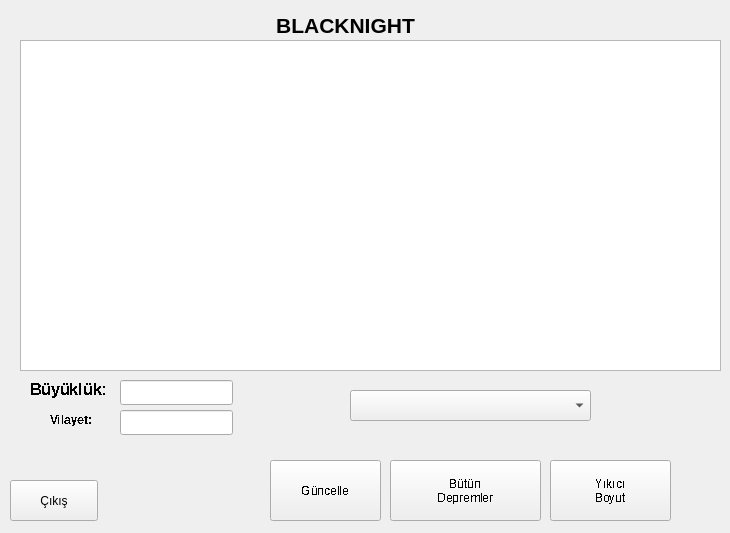
This is untitled.ui in Cancanakon/bn1projects as Qt 5 draws it before an edit. The edited form follows.
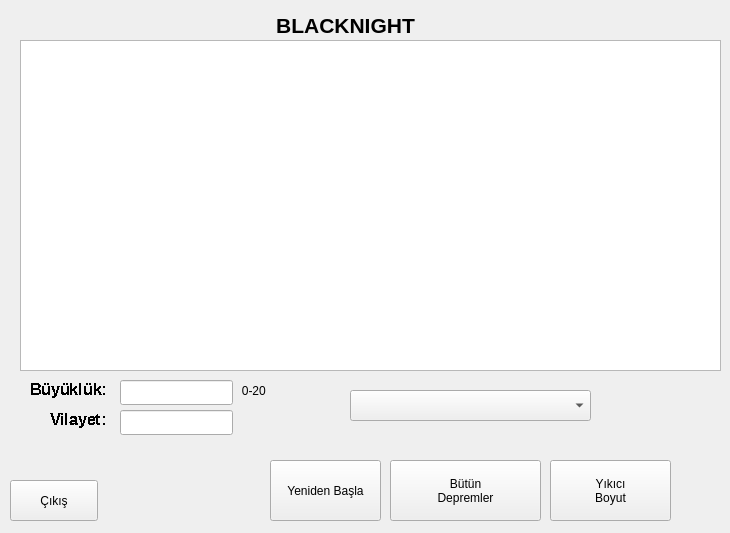
This is the edited form. Icons and pictures are not drawn.

```diff
--- a/untitled.ui
+++ b/untitled.ui
@@ -12,19 +12,19 @@
   </property>
   <property name="minimumSize">
    <size>
-    <width>600</width>
-    <height>400</height>
+    <width>730</width>
+    <height>533</height>
    </size>
   </property>
   <property name="maximumSize">
    <size>
-    <width>800</width>
-    <height>600</height>
+    <width>730</width>
+    <height>533</height>
    </size>
   </property>
   <property name="font">
    <font>
-    <stylestrategy>NoAntialias</stylestrategy>
+    <stylestrategy>PreferAntialias</stylestrategy>
    </font>
   </property>
   <property name="windowTitle">
@@ -40,7 +40,7 @@
     </rect>
    </property>
    <property name="text">
-    <string>Güncelle</string>
+    <string>Yeniden Başla</string>
    </property>
    <property name="icon">
     <iconset>
@@ -221,6 +221,7 @@
    </property>
    <property name="font">
     <font>
+     <pointsize>12</pointsize>
      <weight>75</weight>
      <bold>true</bold>
      <stylestrategy>NoAntialias</stylestrategy>
@@ -248,6 +249,27 @@
      <width>241</width>
      <height>31</height>
     </rect>
+   </property>
+   <property name="font">
+    <font>
+     <stylestrategy>PreferAntialias</stylestrategy>
+    </font>
+   </property>
+  </widget>
+  <widget class="QLabel" name="label_3">
+   <property name="geometry">
+    <rect>
+     <x>240</x>
+     <y>380</y>
+     <width>31</width>
+     <height>21</height>
+    </rect>
+   </property>
+   <property name="text">
+    <string>0-20 </string>
+   </property>
+   <property name="alignment">
+    <set>Qt::AlignCenter</set>
    </property>
   </widget>
  </widget>
```
Left out of the diff: 8 changed lines with no effect on the pictures.
